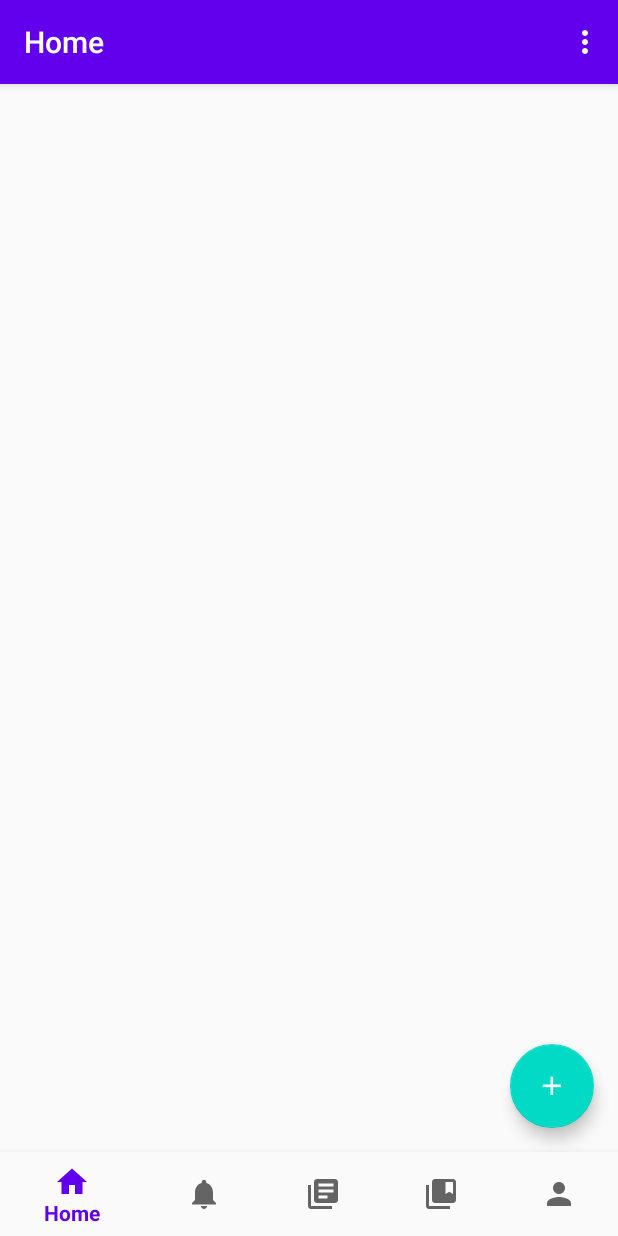
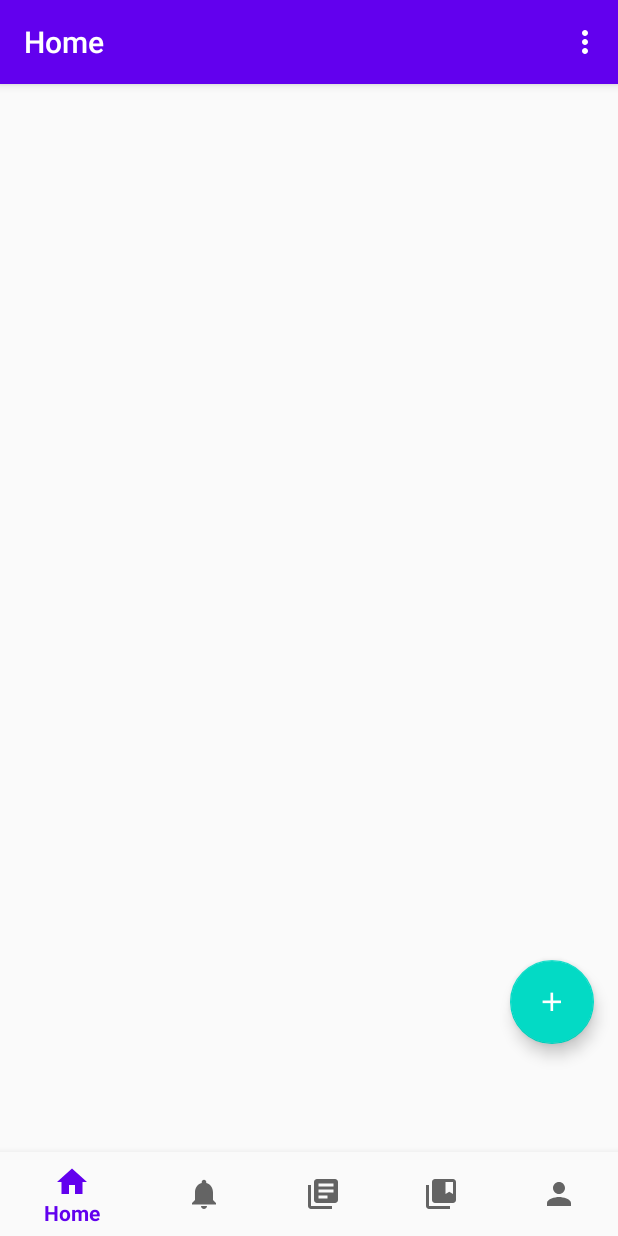
Before and after one commit to UltimateHG/code-exp-2020-test, an Android app: the screen it shows after launch (NavActivity), on a phone screen of 412 x 824 dp. Run offline under Robolectric (Android 15) with nearby library versions, the phone set to English and light mode, and no system bars; our stand-ins replace Firebase (no records; nobody signed in at launch, a user with empty details on screens opened directly), navigation-ui.

Commit message:
Fix bottom nav bar overlapping main layout in home, top and news tabs

```diff
--- a/app/src/main/res/layout/fragment_home.xml
+++ b/app/src/main/res/layout/fragment_home.xml
@@ -4,7 +4,8 @@
     xmlns:tools="http://schemas.android.com/tools"
     android:layout_width="match_parent"
     android:layout_height="match_parent"
-    tools:context=".ui.home.HomeFragment">
+    tools:context=".ui.home.HomeFragment"
+    android:layout_marginBottom="56dp">
 
     <com.google.android.material.floatingactionbutton.FloatingActionButton
         android:id="@+id/add_post_btn"
--- a/app/src/main/res/layout/fragment_news.xml
+++ b/app/src/main/res/layout/fragment_news.xml
@@ -4,7 +4,8 @@
     android:id="@+id/swiperefresh_news"
     android:layout_width="match_parent"
     android:layout_height="match_parent"
-    tools:context=".ui.news.NewsFragment">
+    tools:context=".ui.news.NewsFragment"
+    android:layout_marginBottom="56dp">
 
     <androidx.recyclerview.widget.RecyclerView
         android:id="@+id/news_list_view"
--- a/app/src/main/res/layout/fragment_top.xml
+++ b/app/src/main/res/layout/fragment_top.xml
@@ -4,7 +4,8 @@
     xmlns:tools="http://schemas.android.com/tools"
     android:layout_width="match_parent"
     android:layout_height="match_parent"
-    tools:context=".ui.top.TopFragment">
+    tools:context=".ui.top.TopFragment"
+    android:layout_marginBottom="56dp">
 
     <com.google.android.material.floatingactionbutton.FloatingActionButton
         android:id="@+id/add_post_btn"
```
